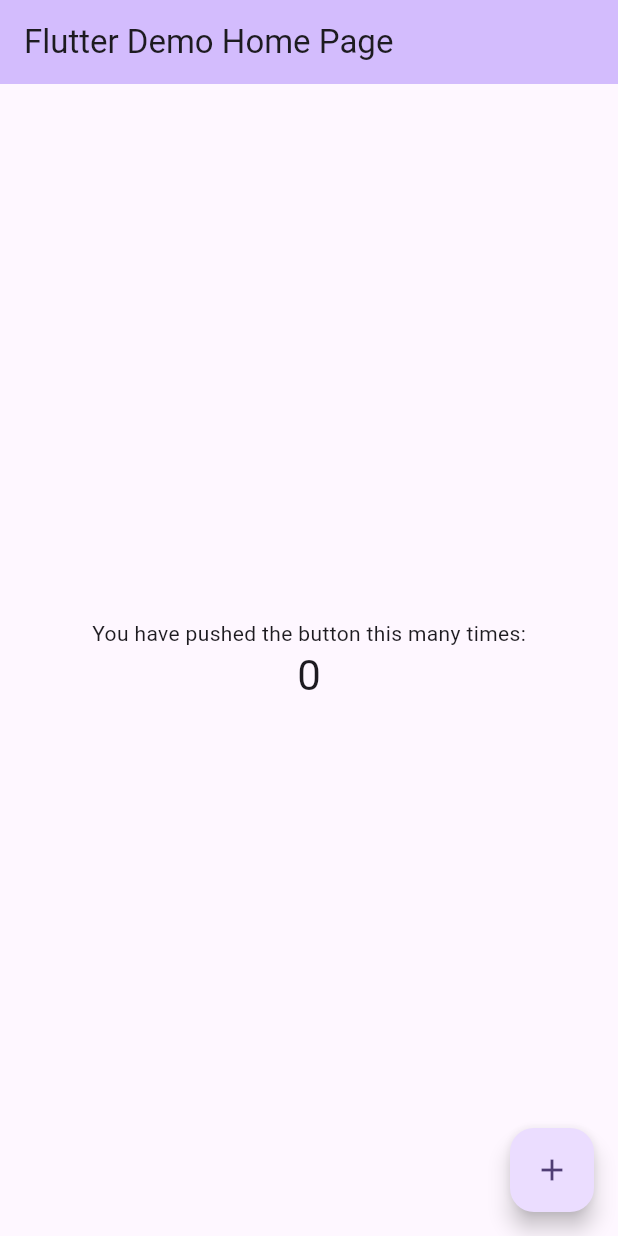
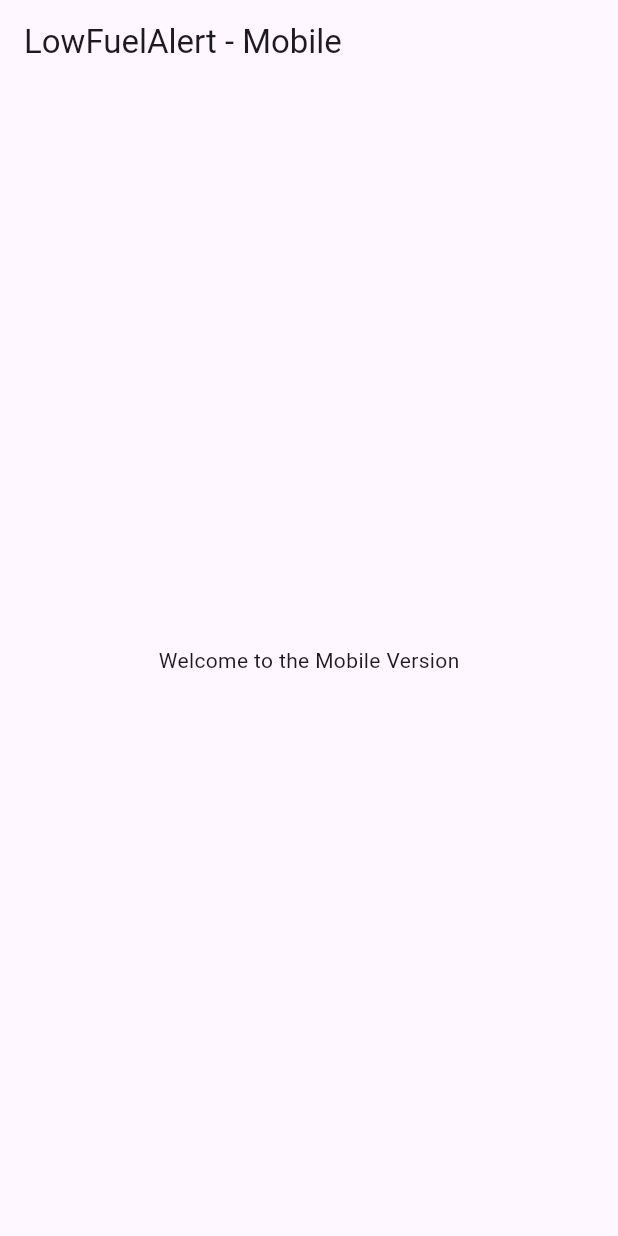
Before and after one commit to phesicolosophy/low_fuel_alert, a Flutter app: the screen it shows after launch, on a phone screen of 412 x 824 dp. Run offline on Flutter 3.47's test engine with Material 3 defaults, Android fonts, the light colour scheme and no system bars.

Commit message:
Add theme (dark and light) and platform constants to switch between mobile (android) and desktop (Linux, Windows)

```diff
--- /dev/null
+++ b/lib/core/constants/platform_constants.dart
@@ -0,0 +1,8 @@
+import 'dart:io';
+
+class PlatformConstants {
+  static final bool isDesktop = Platform.isWindows || Platform.isLinux;
+  static final bool isMobile = Platform.isAndroid;
+
+  static const appName = 'LowFuelAlert';
+}
--- /dev/null
+++ b/lib/core/errors.dart
@@ -0,0 +1,3 @@
+class Errors {
+
+}
--- /dev/null
+++ b/lib/core/themes/app_theme.dart
@@ -0,0 +1,15 @@
+import 'package:flutter/material.dart';
+
+class AppTheme {
+  static ThemeData lightTheme = ThemeData(
+    brightness: Brightness.light,
+    primarySwatch: Colors.blue,
+    visualDensity: VisualDensity.adaptivePlatformDensity,
+  );
+
+  static ThemeData darkTheme = ThemeData(
+    brightness: Brightness.dark,
+    primarySwatch: Colors.blue,
+    visualDensity: VisualDensity.adaptivePlatformDensity,
+  );
+}
--- /dev/null
+++ b/lib/core/usecases.dart
@@ -0,0 +1,3 @@
+class Usecases {
+
+}
--- a/lib/main.dart
+++ b/lib/main.dart
@@ -1,125 +1,48 @@
 import 'package:flutter/material.dart';
+import 'core/constants/platform_constants.dart';
+import 'core/themes/app_theme.dart';
 
 void main() {
-  runApp(const MyApp());
+  runApp(const LowFuelAlertApp());
 }
 
-class MyApp extends StatelessWidget {
-  const MyApp({super.key});
+class LowFuelAlertApp extends StatelessWidget {
+  const LowFuelAlertApp({super.key});
 
-  // This widget is the root of your application.
   @override
   Widget build(BuildContext context) {
     return MaterialApp(
-      title: 'Flutter Demo',
-      theme: ThemeData(
-        // This is the theme of your application.
-        //
-        // TRY THIS: Try running your application with "flutter run". You'll see
-        // the application has a purple toolbar. Then, without quitting the app,
-        // try changing the seedColor in the colorScheme below to Colors.green
-        // and then invoke "hot reload" (save your changes or press the "hot
-        // reload" button in a Flutter-supported IDE, or press "r" if you used
-        // the command line to start the app).
-        //
-        // Notice that the counter didn't reset back to zero; the application
-        // state is not lost during the reload. To reset the state, use hot
-        // restart instead.
-        //
-        // This works for code too, not just values: Most code changes can be
-        // tested with just a hot reload.
-        colorScheme: ColorScheme.fromSeed(seedColor: Colors.deepPurple),
-        useMaterial3: true,
-      ),
-      home: const MyHomePage(title: 'Flutter Demo Home Page'),
+      title: PlatformConstants.appName,
+      theme: AppTheme.lightTheme,
+      darkTheme: AppTheme.darkTheme,
+      themeMode: ThemeMode.system,
+      home: PlatformConstants.isDesktop
+          ? const DesktopHomePage()
+          : const MobileHomePage(),
     );
   }
 }
 
-class MyHomePage extends StatefulWidget {
-  const MyHomePage({super.key, required this.title});
-
-  // This widget is the home page of your application. It is stateful, meaning
-  // that it has a State object (defined below) that contains fields that affect
-  // how it looks.
-
-  // This class is the configuration for the state. It holds the values (in this
-  // case the title) provided by the parent (in this case the App widget) and
-  // used by the build method of the State. Fields in a Widget subclass are
-  // always marked "final".
-
-  final String title;
-
-  @override
-  State<MyHomePage> createState() => _MyHomePageState();
-}
-
-class _MyHomePageState extends State<MyHomePage> {
-  int _counter = 0;
-
-  void _incrementCounter() {
-    setState(() {
-      // This call to setState tells the Flutter framework that something has
-      // changed in this State, which causes it to rerun the build method below
-      // so that the display can reflect the updated values. If we changed
-      // _counter without calling setState(), then the build method would not be
-      // called again, and so nothing would appear to happen.
-      _counter++;
-    });
-  }
+class DesktopHomePage extends StatelessWidget {
+  const DesktopHomePage({super.key});
 
   @override
   Widget build(BuildContext context) {
-    // This method is rerun every time setState is called, for instance as done
-    // by the _incrementCounter method above.
-    //
-    // The Flutter framework has been optimized to make rerunning build methods
-    // fast, so that you can just rebuild anything that needs updating rather
-    // than having to individually change instances of widgets.
     return Scaffold(
-      appBar: AppBar(
-        // TRY THIS: Try changing the color here to a specific color (to
-        // Colors.amber, perhaps?) and trigger a hot reload to see the AppBar
-        // change color while the other colors stay the same.
-        backgroundColor: Theme.of(context).colorScheme.inversePrimary,
-        // Here we take the value from the MyHomePage object that was created by
-        // the App.build method, and use it to set our appbar title.
-        title: Text(widget.title),
-      ),
-      body: Center(
-        // Center is a layout widget. It takes a single child and positions it
-        // in the middle of the parent.
-        child: Column(
-          // Column is also a layout widget. It takes a list of children and
-          // arranges them vertically. By default, it sizes itself to fit its
-          // children horizontally, and tries to be as tall as its parent.
-          //
-          // Column has various properties to control how it sizes itself and
-          // how it positions its children. Here we use mainAxisAlignment to
-          // center the children vertically; the main axis here is the vertical
-          // axis because Columns are vertical (the cross axis would be
-          // horizontal).
-          //
-          // TRY THIS: Invoke "debug painting" (choose the "Toggle Debug Paint"
-          // action in the IDE, or press "p" in the console), to see the
-          // wireframe for each widget.
-          mainAxisAlignment: MainAxisAlignment.center,
-          children: <Widget>[
-            const Text(
-              'You have pushed the button this many times:',
-            ),
-            Text(
-              '$_counter',
-              style: Theme.of(context).textTheme.headlineMedium,
-            ),
-          ],
-        ),
-      ),
-      floatingActionButton: FloatingActionButton(
-        onPressed: _incrementCounter,
-        tooltip: 'Increment',
-        child: const Icon(Icons.add),
-      ), // This trailing comma makes auto-formatting nicer for build methods.
+      appBar: AppBar(title: const Text('LowFuelAlert - Desktop')),
+      body: const Center(child: Text('Welcome to the Desktop Version')),
     );
   }
 }
+
+class MobileHomePage extends StatelessWidget {
+  const MobileHomePage({super.key});
+
+  @override
+  Widget build(BuildContext context) {
+    return Scaffold(
+      appBar: AppBar(title: const Text('LowFuelAlert - Mobile')),
+      body: const Center(child: Text('Welcome to the Mobile Version')),
+    );
+  }
+}
```
